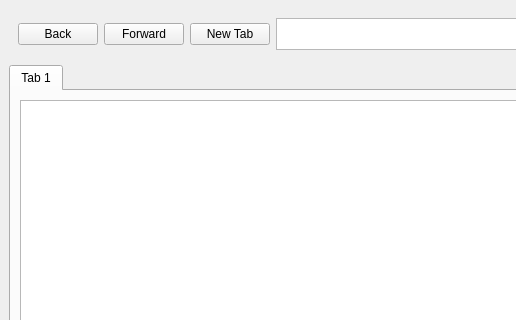
kpicul/StardustFileManager, file forms/main_window.ui: the form before one commit; both pictures show x 0 to 516 and y 0 to 320 of the 849 by 647 pixel window.
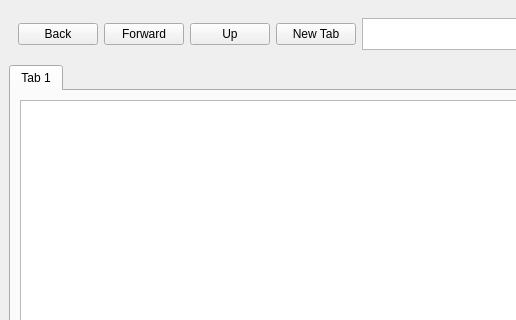
The form after the commit. Custom widgets are drawn as their Qt base class.

Patch:
```diff
--- a/forms/main_window.ui
+++ b/forms/main_window.ui
@@ -38,6 +38,13 @@
          </property>
         </widget>
        </item>
+       <item>
+        <widget class="QPushButton" name="btnUp">
+         <property name="text">
+          <string>Up</string>
+         </property>
+        </widget>
+       </item>
        <item>
         <widget class="QPushButton" name="btnNewTab">
          <property name="text">
```
Left out of the diff: 2 changed lines with no effect on the pictures.
